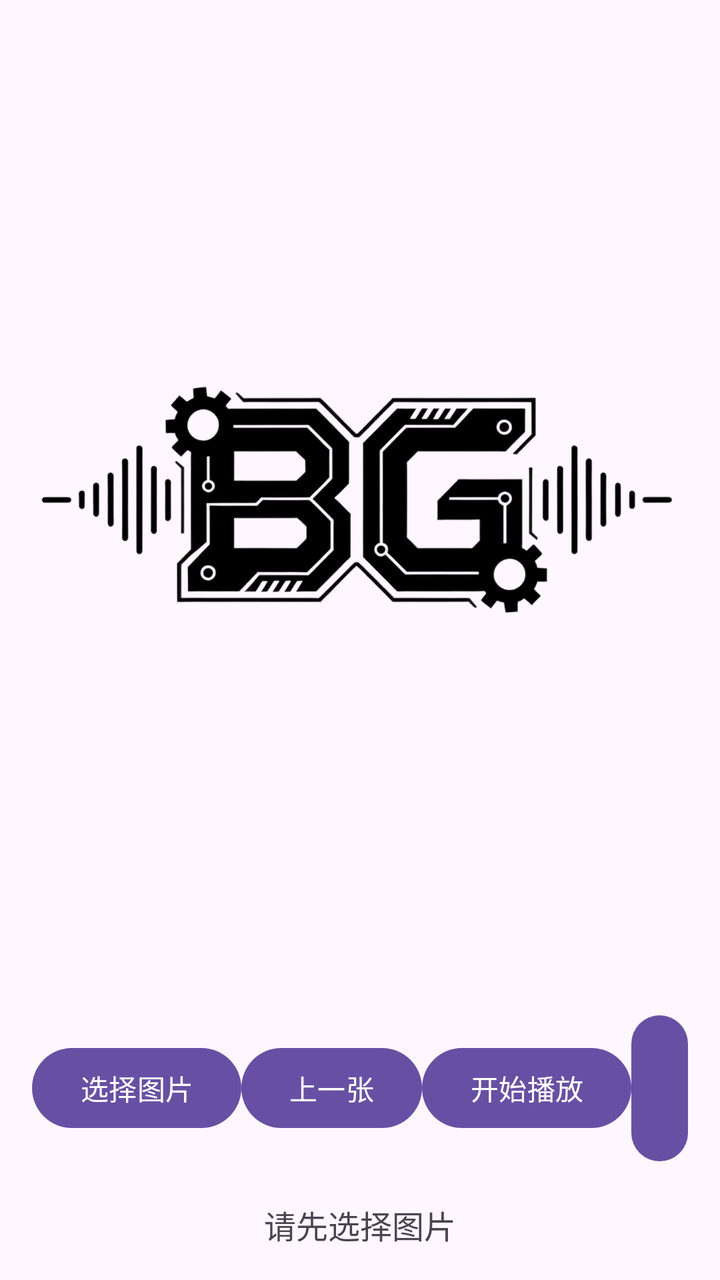
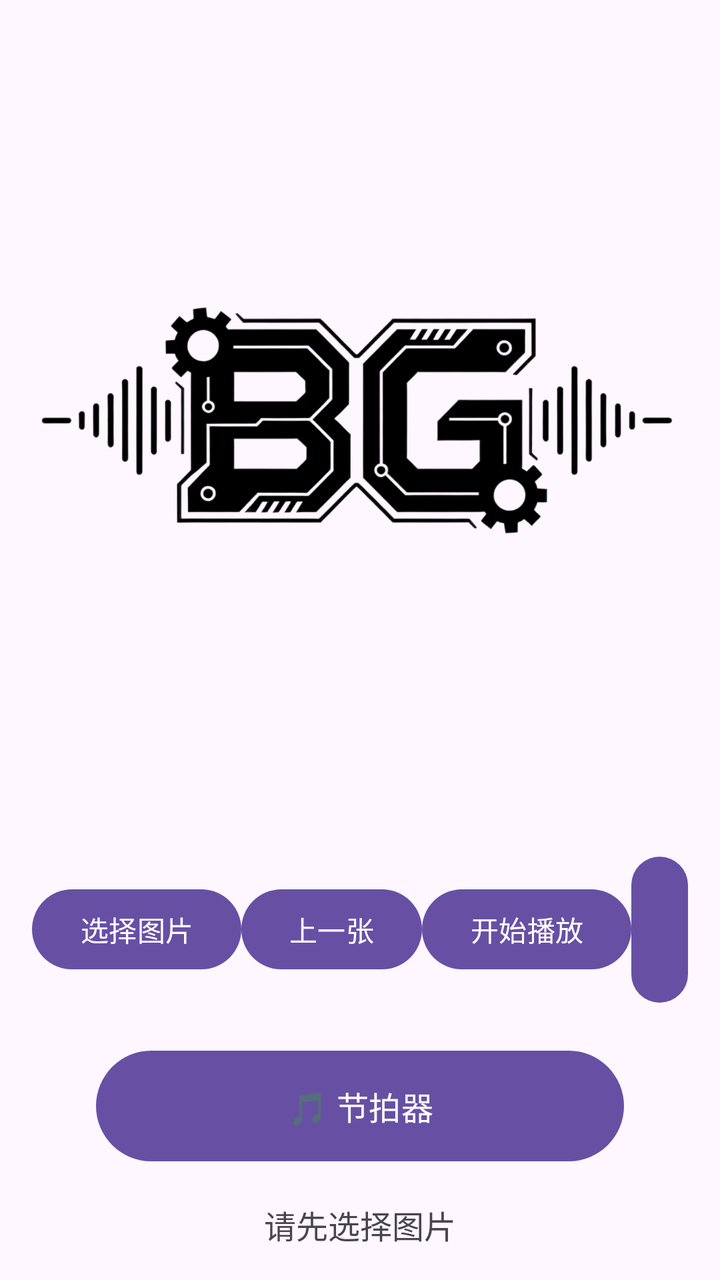

Compare the two renders of this Android layout. The source of the first and the diff that turns it into the second are given below.
<!-- AndroidManifest.xml: application theme Theme.MyApplication -->
<!-- res/layout/activity_main.xml -->
<?xml version="1.0" encoding="utf-8"?>
<LinearLayout xmlns:android="http://schemas.android.com/apk/res/android"
    android:id="@+id/main"
    android:layout_width="match_parent"
    android:layout_height="match_parent"
    android:orientation="vertical"
    android:padding="16dp">

    
    <ImageView
        android:id="@+id/iv_image"
        android:layout_width="match_parent"
        android:layout_height="0dp"
        android:layout_weight="1"
        android:contentDescription="当前播放图片"
        android:scaleType="centerInside"
        android:src="@mipmap/bg" />

    
    <LinearLayout
        android:layout_width="match_parent"
        android:layout_height="wrap_content"
        android:layout_marginTop="16dp"
        android:gravity="center"
        android:orientation="horizontal"
        android:spacing="20dp">

        <Button
            android:id="@+id/btn_select"
            android:layout_width="wrap_content"
            android:layout_height="wrap_content"
            android:text="选择图片" />

        <Button
            android:id="@+id/btn_prev"
            android:layout_width="wrap_content"
            android:layout_height="wrap_content"
            android:text="上一张" />

        <Button
            android:id="@+id/btn_play"
            android:layout_width="wrap_content"
            android:layout_height="wrap_content"
            android:text="开始播放" />

        <Button
            android:id="@+id/btn_next"
            android:layout_width="wrap_content"
            android:layout_height="wrap_content"
            android:text="下一张" />
    </LinearLayout>

    
    <TextView
        android:id="@+id/tv_status"
        android:layout_width="match_parent"
        android:layout_height="wrap_content"
        android:layout_marginTop="16dp"
        android:gravity="center"
        android:text="请先选择图片"
        android:textSize="16sp" />

</LinearLayout>
<!-- resources referenced by this layout -->
<resources>
  <!-- mipmap bg: png bitmap (drawable, 133027 bytes) -->
  <style name="Theme.MyApplication" parent="Base.Theme.MyApplication" />
  <style name="Base.Theme.MyApplication" parent="Theme.Material3.DayNight.NoActionBar">
          
          
      </style>
</resources>

<!-- the commit's change to res/layout/activity_main.xml (unified diff, before → after) -->
@@ -49,6 +49,18 @@
             android:layout_height="wrap_content"
             android:text="下一张" />
     </LinearLayout>
+    
+    
+    <Button
+        android:id="@+id/btn_metronome"
+        android:layout_width="match_parent"
+        android:layout_height="wrap_content"
+        android:layout_marginTop="16dp"
+        android:layout_marginStart="32dp"
+        android:layout_marginEnd="32dp"
+        android:text="🎵 节拍器"
+        android:textSize="16sp"
+        android:padding="16dp" />
 
     
     <TextView
